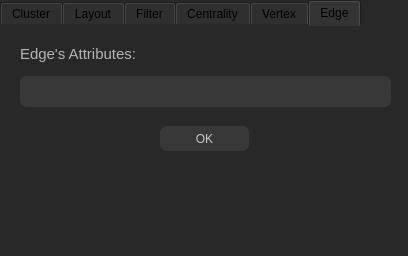
Above: resource/gui/FilterDialog.ui from dthung1602/NetworkVisualization before the change. Below: the same form after it.
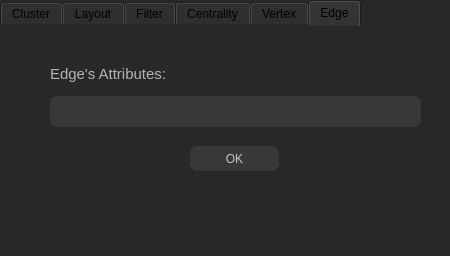
That is the form after the change. The open tabs and pages were chosen to show the change. Icons and pictures are not drawn.

```diff
--- a/resource/gui/FilterDialog.ui
+++ b/resource/gui/FilterDialog.ui
@@ -6,7 +6,7 @@
    <rect>
     <x>0</x>
     <y>0</y>
-    <width>408</width>
+    <width>450</width>
     <height>256</height>
    </rect>
   </property>
@@ -687,8 +687,8 @@
     <widget class="QComboBox" name="selectEdge">
      <property name="geometry">
       <rect>
-       <x>20</x>
-       <y>50</y>
+       <x>50</x>
+       <y>70</y>
        <width>371</width>
        <height>31</height>
       </rect>
@@ -718,8 +718,8 @@
     <widget class="QLabel" name="edgeLabel">
      <property name="geometry">
       <rect>
-       <x>20</x>
-       <y>20</y>
+       <x>50</x>
+       <y>40</y>
        <width>151</width>
        <height>16</height>
       </rect>
@@ -737,8 +737,8 @@
     <widget class="QPushButton" name="applyEdge">
      <property name="geometry">
       <rect>
-       <x>160</x>
-       <y>100</y>
+       <x>190</x>
+       <y>120</y>
        <width>89</width>
        <height>25</height>
       </rect>
```
Left out of the diff: 58 changed lines with no effect on the pictures.
